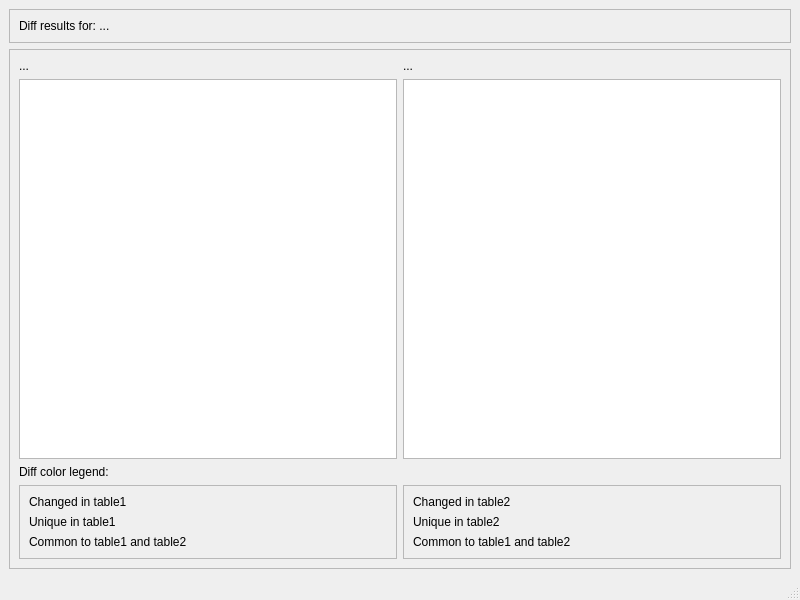
Before: the Qt Designer form ui/diff_results_window.ui in usc-psychsim/psychsim-eval-gui, drawn with Qt 5.
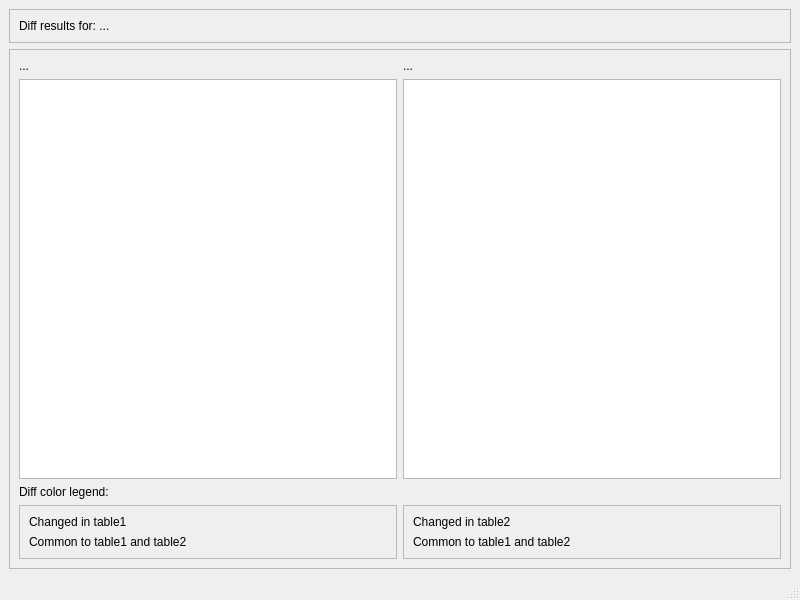
After: the same form once the commit is applied.

Commit message: Start to add to diff functionality

```diff
--- a/ui/diff_results_window.ui
+++ b/ui/diff_results_window.ui
@@ -60,13 +60,6 @@
          </property>
          <layout class="QGridLayout" name="gridLayout_2">
           <item row="1" column="0">
-           <widget class="QLabel" name="unique_t1_label">
-            <property name="text">
-             <string>Unique in table1</string>
-            </property>
-           </widget>
-          </item>
-          <item row="2" column="0">
            <widget class="QLabel" name="label_3">
             <property name="text">
              <string>Common to table1 and table2</string>
@@ -117,13 +110,6 @@
             </property>
            </widget>
           </item>
-          <item>
-           <widget class="QLabel" name="unique_t2_label">
-            <property name="text">
-             <string>Unique in table2</string>
-            </property>
-           </widget>
-          </item>
           <item>
            <widget class="QLabel" name="label_2">
             <property name="text">
```
The commit also changes 2 other files.
